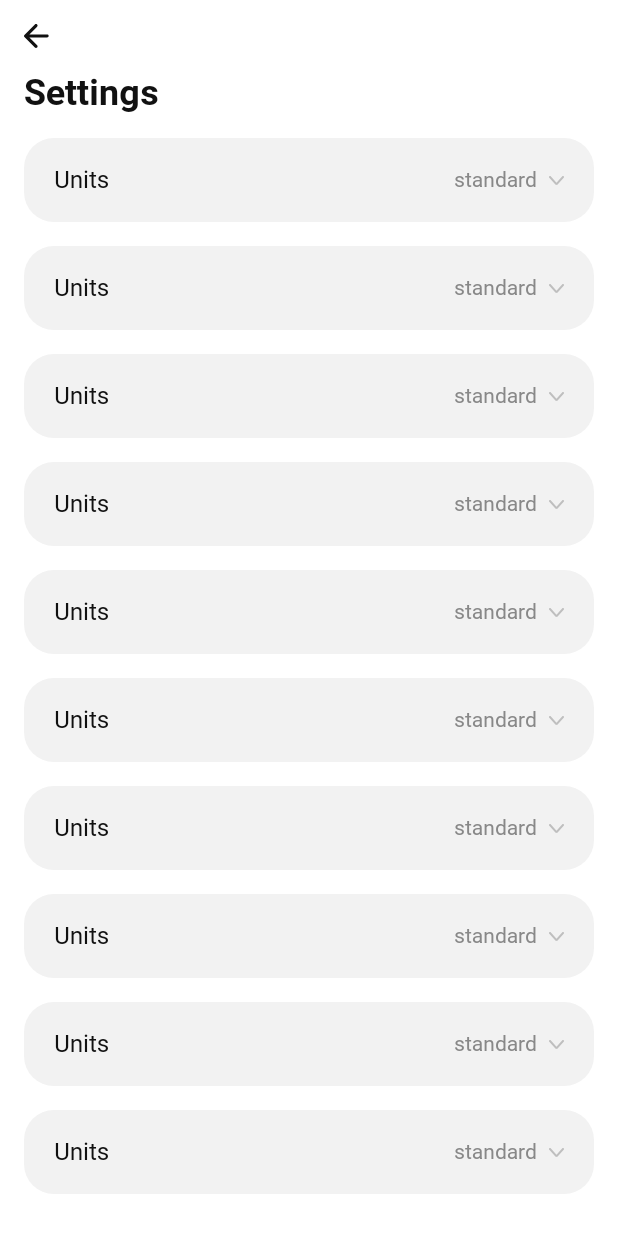
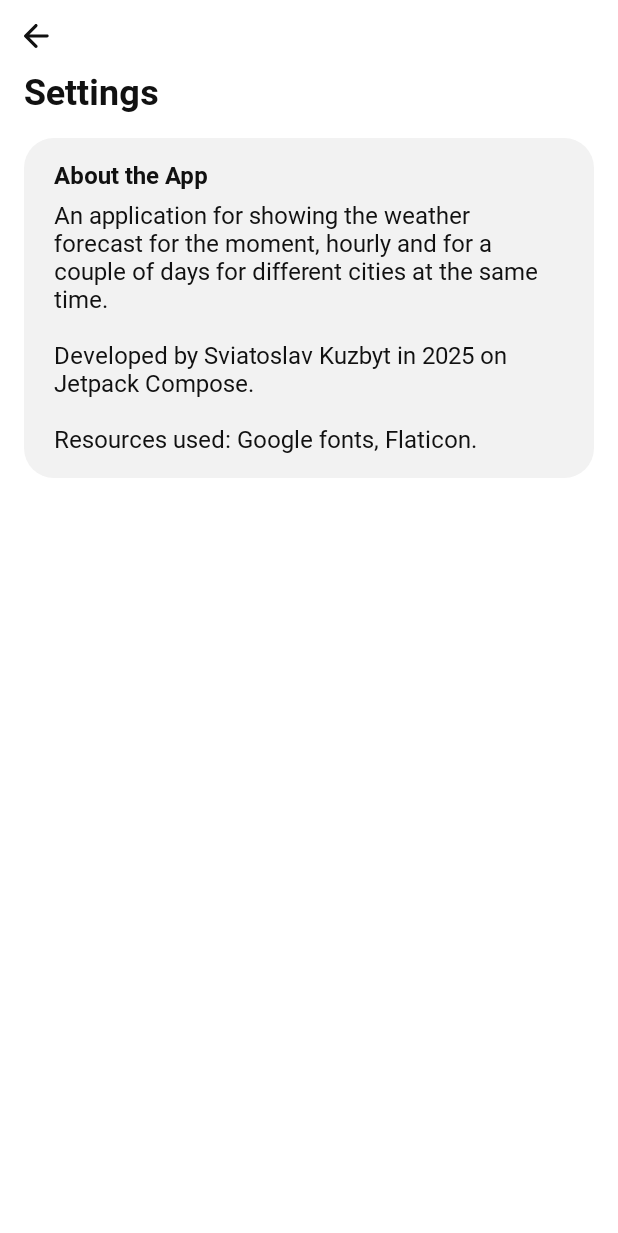
Before and after one commit to SviatKuzbyt/CityWeather, an Android app built with Jetpack Compose: the SettingsScreen screen opened through its navigation route, on a phone screen of 412 x 824 dp. Shown: the top 1233 px of the screen. Run offline under Robolectric (Android 15) with nearby library versions, the phone set to English and light mode, and no system bars; our stand-ins replace Room's generated code.

Commit message:
organize SettingsContent

```diff
--- /dev/null
+++ b/app/src/main/java/ua/sviatkuzbyt/cityweather/data/structures/settings/AboutItem.kt
@@ -0,0 +1,31 @@
+package ua.sviatkuzbyt.cityweather.data.structures.settings
+
+import androidx.compose.foundation.layout.Box
+import androidx.compose.foundation.layout.Column
+import androidx.compose.foundation.layout.padding
+import androidx.compose.runtime.Composable
+import androidx.compose.ui.Modifier
+import androidx.compose.ui.res.stringResource
+import ua.sviatkuzbyt.cityweather.R
+import ua.sviatkuzbyt.cityweather.ui.elements.basic.elements.TextBasic
+import ua.sviatkuzbyt.cityweather.ui.elements.basic.elements.TextHead
+import ua.sviatkuzbyt.cityweather.ui.elements.basic.elements.containerBackground
+import ua.sviatkuzbyt.cityweather.ui.theme.sizeSpace16
+import ua.sviatkuzbyt.cityweather.ui.theme.sizeSpace20
+import ua.sviatkuzbyt.cityweather.ui.theme.sizeSpace8
+
+@Composable
+fun AboutItem(){
+    Column(
+        modifier = Modifier
+            .containerBackground()
+            .padding(vertical = sizeSpace16, horizontal = sizeSpace20)
+    ) {
+        TextHead(
+            text = stringResource(R.string.about_tittle),
+            modifier = Modifier.padding(bottom = sizeSpace8)
+        )
+
+        TextBasic(stringResource(R.string.about_content))
+    }
+}
--- a/app/src/main/java/ua/sviatkuzbyt/cityweather/data/structures/settings/SettingsItemData.kt
+++ b/app/src/main/java/ua/sviatkuzbyt/cityweather/data/structures/settings/SettingsItemData.kt
@@ -3,6 +3,7 @@ package ua.sviatkuzbyt.cityweather.data.structures.settings
 import androidx.annotation.StringRes
 
 data class SettingsItemData(
+    val id: Int,
     @StringRes val label: Int,
     val setValue: String,
     val listOfValues: () -> List<String>,
--- a/app/src/main/java/ua/sviatkuzbyt/cityweather/ui/elements/basic/BasicClick.kt
+++ /dev/null
@@ -1,10 +0,0 @@
-package ua.sviatkuzbyt.cityweather.ui.elements.basic
-
-import androidx.compose.foundation.clickable
-import androidx.compose.ui.Modifier
-
-fun Modifier.basicClick(onClick: () -> Unit) = clickable(
-    interactionSource = null,
-    indication = null,
-    onClick = onClick
-)
--- /dev/null
+++ b/app/src/main/java/ua/sviatkuzbyt/cityweather/ui/elements/basic/elements/AppModifiers.kt
@@ -0,0 +1,20 @@
+package ua.sviatkuzbyt.cityweather.ui.elements.basic.elements
+
+import androidx.compose.foundation.background
+import androidx.compose.foundation.clickable
+import androidx.compose.material3.MaterialTheme
+import androidx.compose.runtime.Composable
+import androidx.compose.ui.Modifier
+
+@Composable
+fun Modifier.basicClick(onClick: () -> Unit) = clickable(
+    interactionSource = null,
+    indication = null,
+    onClick = onClick
+)
+
+@Composable
+fun Modifier.containerBackground() = background(
+    shape = shapeContainer,
+    color = MaterialTheme.colorScheme.surfaceContainer
+)
--- a/app/src/main/java/ua/sviatkuzbyt/cityweather/ui/elements/cities/item/CityItem.kt
+++ b/app/src/main/java/ua/sviatkuzbyt/cityweather/ui/elements/cities/item/CityItem.kt
@@ -13,7 +13,7 @@ import androidx.compose.foundation.shape.RoundedCornerShape
 import androidx.compose.runtime.Composable
 import androidx.compose.ui.Modifier
 import ua.sviatkuzbyt.cityweather.data.structures.cities.CityItemData
-import ua.sviatkuzbyt.cityweather.ui.elements.basic.basicClick
+import ua.sviatkuzbyt.cityweather.ui.elements.basic.elements.basicClick
 import ua.sviatkuzbyt.cityweather.ui.elements.cities.item.components.getCityBackground
 import ua.sviatkuzbyt.cityweather.ui.elements.cities.item.components.getCityItemColors
 import ua.sviatkuzbyt.cityweather.ui.elements.cities.item.components.getLinearBackground
--- a/app/src/main/java/ua/sviatkuzbyt/cityweather/ui/elements/settings/SettingsItem.kt
+++ b/app/src/main/java/ua/sviatkuzbyt/cityweather/ui/elements/settings/SettingsItem.kt
@@ -21,7 +21,7 @@ import androidx.compose.ui.unit.DpOffset
 import androidx.compose.ui.unit.dp
 import ua.sviatkuzbyt.cityweather.R
 import ua.sviatkuzbyt.cityweather.data.structures.settings.SettingsItemData
-import ua.sviatkuzbyt.cityweather.ui.elements.basic.basicClick
+import ua.sviatkuzbyt.cityweather.ui.elements.basic.elements.basicClick
 import ua.sviatkuzbyt.cityweather.ui.elements.basic.elements.ItemList
 import ua.sviatkuzbyt.cityweather.ui.elements.basic.elements.TextBasic
 import ua.sviatkuzbyt.cityweather.ui.elements.basic.elements.TextBasicSmall
--- a/app/src/main/java/ua/sviatkuzbyt/cityweather/ui/pages/settings/SettingsScreen.kt
+++ b/app/src/main/java/ua/sviatkuzbyt/cityweather/ui/pages/settings/SettingsScreen.kt
@@ -2,24 +2,35 @@ package ua.sviatkuzbyt.cityweather.ui.pages.settings
 
 import androidx.compose.foundation.layout.fillMaxSize
 import androidx.compose.foundation.lazy.LazyColumn
+import androidx.compose.foundation.lazy.items
 import androidx.compose.runtime.Composable
 import androidx.compose.ui.Modifier
 import androidx.compose.ui.res.stringResource
 import ua.sviatkuzbyt.cityweather.R
 import ua.sviatkuzbyt.cityweather.data.structures.ScreenState
+import ua.sviatkuzbyt.cityweather.data.structures.settings.AboutItem
 import ua.sviatkuzbyt.cityweather.data.structures.settings.SettingsItemData
+import ua.sviatkuzbyt.cityweather.ui.LocalNavController
 import ua.sviatkuzbyt.cityweather.ui.elements.basic.screens.Screen
 import ua.sviatkuzbyt.cityweather.ui.elements.basic.topbar.LabelNavigateTopBar
 import ua.sviatkuzbyt.cityweather.ui.elements.settings.SettingsItem
 
 @Composable
 fun SettingsScreen(){
-    SettingsContent{}
+    val navController = LocalNavController.current
+
+    SettingsContent(
+        navigateBack = { navController.navigateUp() },
+        data = { listOf() },
+        onChangeSettings = { _, _ -> }
+    )
 }
 
 @Composable
 fun SettingsContent(
-    navigateBack: () -> Unit
+    navigateBack: () -> Unit,
+    data: () -> List<SettingsItemData>,
+    onChangeSettings: (Int, String) -> Unit
 ){
     Screen(
         topBar = {
@@ -31,14 +42,17 @@ fun SettingsContent(
         screenState = ScreenState.Content
     ) {
         LazyColumn(Modifier.fillMaxSize()) {
-            items(10){
+            items(data.invoke()){
                 SettingsItem(
-                    data = SettingsItemData(
-                        R.string.units,
-                        "standard"
-                    ) { listOf("standard", "metric", "imperial") },
-                    onChangeValue = {}
+                    data = it,
+                    onChangeValue = { setValue ->
+                        onChangeSettings(it.id, setValue)
+                    }
                 )
+            }
+
+            item {
+                AboutItem()
             }
         }
     }
--- a/app/src/main/res/values/strings.xml
+++ b/app/src/main/res/values/strings.xml
@@ -37,4 +37,6 @@
     <string name="temperature">Temperature</string>
     <string name="settings">Settings</string>
     <string name="units">Units</string>
+    <string name="about_tittle">About the App</string>
+    <string name="about_content">An application for showing the weather forecast for the moment, hourly and for a couple of days for different cities at the same time. \n\nDeveloped by Sviatoslav Kuzbyt in 2025 on Jetpack Compose. \n\nResources used: Google fonts, Flaticon.</string>
 </resources>
```
